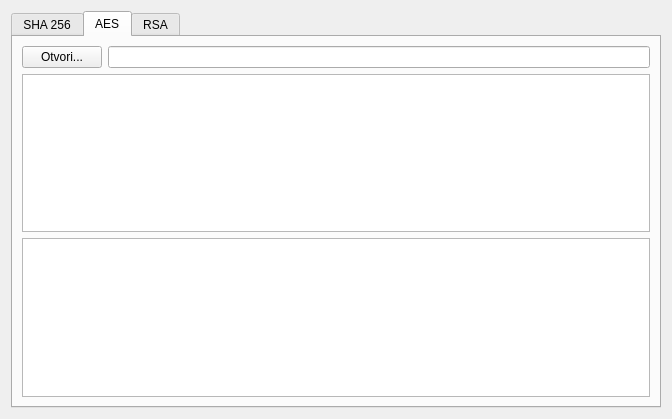
Old version of the form DigitalniPotpis/decryptionwindow.ui in the repository jospudja/Digitalni-potpis.
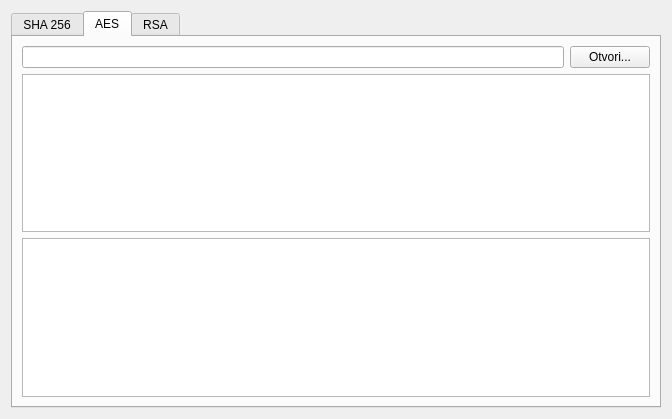
New version of the form.

The edit to the form file:
```diff
--- a/DigitalniPotpis/decryptionwindow.ui
+++ b/DigitalniPotpis/decryptionwindow.ui
@@ -39,6 +39,9 @@
         <layout class="QVBoxLayout" name="verticalLayout">
          <item>
           <layout class="QHBoxLayout" name="horizontalLayout_3">
+           <item>
+            <widget class="QLineEdit" name="txtFilePath"/>
+           </item>
            <item>
             <widget class="QPushButton" name="btnFilePath">
              <property name="text">
@@ -46,9 +49,6 @@
              </property>
             </widget>
            </item>
-           <item>
-            <widget class="QLineEdit" name="txtFilePath"/>
-           </item>
           </layout>
          </item>
          <item>
```
